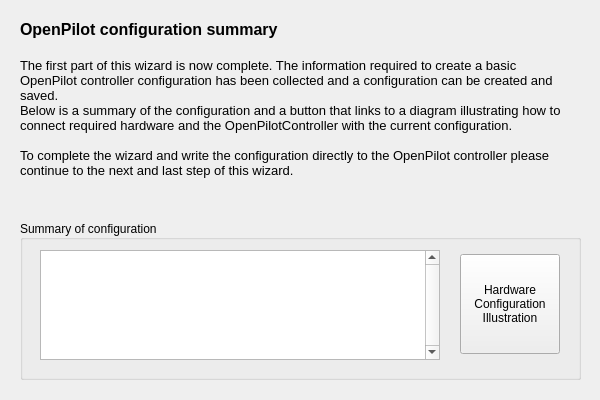
The window that ground/openpilotgcs/src/plugins/setupwizard/pages/summarypage.ui (openpilot/OpenPilot) describes before a commit, drawn with Qt 5.
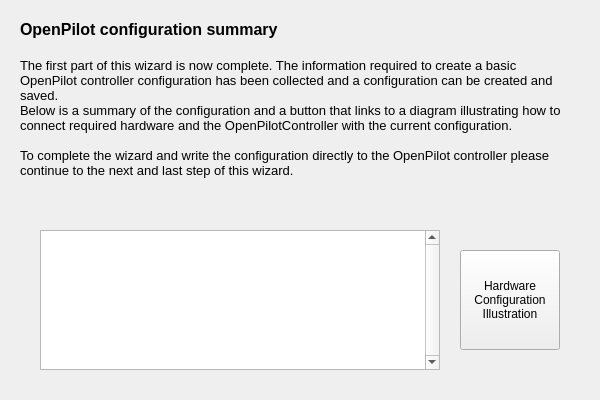
The same window after the commit.

Commit message: OP-39 Added button for Radio Config Wizard. Cleaned up the GUI, removed all group boxes and aligned components on pages. Changed place of rapid and default esc buttons. Set the size of the wizard to a fix size. Updated some of the texts. Changed font sizes. Added resources. Started the connection diagram implementation.

```diff
--- a/ground/openpilotgcs/src/plugins/setupwizard/pages/summarypage.ui
+++ b/ground/openpilotgcs/src/plugins/setupwizard/pages/summarypage.ui
@@ -41,32 +41,11 @@
     <bool>true</bool>
    </property>
   </widget>
-  <widget class="QGroupBox" name="groupBox">
-   <property name="geometry">
-    <rect>
-     <x>20</x>
-     <y>220</y>
-     <width>561</width>
-     <height>160</height>
-    </rect>
-   </property>
-   <property name="sizePolicy">
-    <sizepolicy hsizetype="Preferred" vsizetype="Preferred">
-     <horstretch>0</horstretch>
-     <verstretch>0</verstretch>
-    </sizepolicy>
-   </property>
-   <property name="title">
-    <string>Summary of configuration</string>
-   </property>
-   <property name="alignment">
-    <set>Qt::AlignLeading|Qt::AlignLeft|Qt::AlignVCenter</set>
-   </property>
    <widget class="QPushButton" name="illustrationButton">
     <property name="geometry">
      <rect>
-      <x>440</x>
-      <y>34</y>
+     <x>460</x>
+     <y>250</y>
       <width>100</width>
       <height>100</height>
      </rect>
@@ -95,10 +74,10 @@
    <widget class="QTextEdit" name="configurationSummary">
     <property name="geometry">
      <rect>
-      <x>20</x>
-      <y>30</y>
+     <x>40</x>
+     <y>230</y>
       <width>400</width>
-      <height>110</height>
+     <height>140</height>
      </rect>
     </property>
     <property name="font">
@@ -115,7 +94,6 @@
     <property name="textInteractionFlags">
      <set>Qt::TextSelectableByKeyboard|Qt::TextSelectableByMouse</set>
     </property>
-   </widget>
   </widget>
  </widget>
  <resources/>
```
Lines whose indentation alone changed are shown as unchanged. The commit also changes 17 other files.
